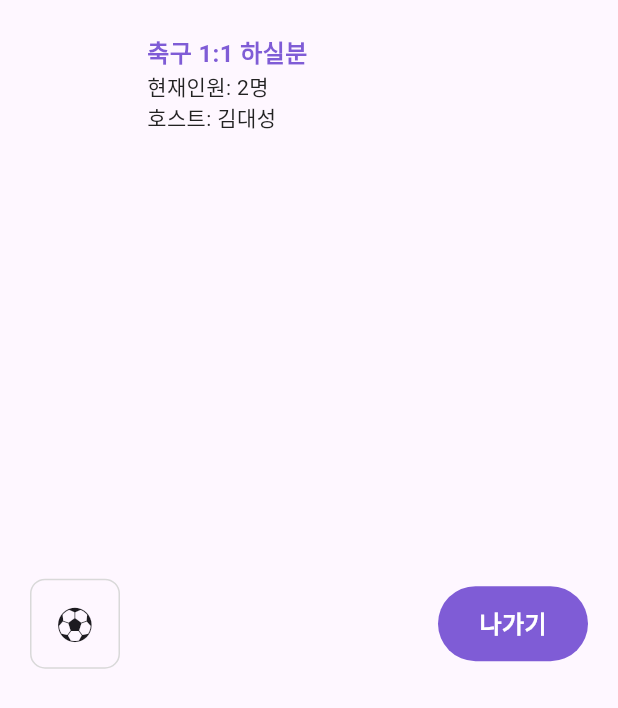
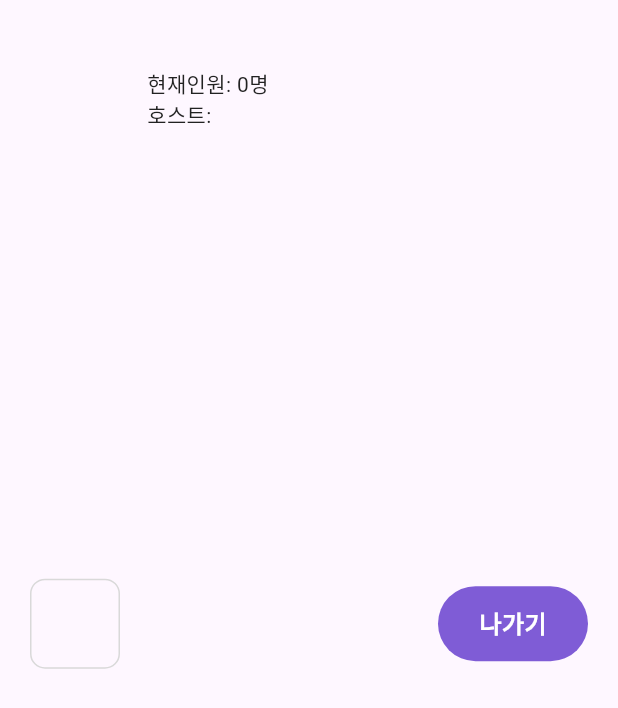
Before and after one commit to YongGwangLo/MatchUp, a Flutter app: the ChatPageInformation widget shown alone on an empty page, opened directly, on a phone screen of 412 x 824 dp. Shown: the top 708 px of the screen. Run offline on Flutter 3.47's test engine with Material 3 defaults, Android fonts, the phone set to English and light mode, and no system bars; our stand-ins replace cloud_firestore, dio, firebase_auth, firebase_core, flutter_dotenv, flutter_riverpod and 2 more; missing offline and left inert: flutter_naver_map; accounts and stored records are empty; Roboto replaces fonts that are missing (Pretendard).

Commit message:
feat: chat_page_information 파이어베이스 연동

```diff
--- a/lib/ui/chat/chat_page_view_model.dart
+++ b/lib/ui/chat/chat_page_view_model.dart
@@ -27,8 +27,8 @@ final currentUserProvider = FutureProvider<Map<String, String>>((ref) async {
   final userData = userDoc.data()!;
   return {
     'userId': currentUser.uid,
-    'userImg': userData['profile_image'] ?? '', // Firestore에 저장된 필드명에 맞게 수정하세요
-    'userName': userData['name'] ?? '', // Firestore에 저장된 필드명에 맞게 수정하세요
+    'userImg': userData['image'] ?? '',
+    'userName': userData['name'] ?? '',
   };
 });
 
@@ -45,6 +45,43 @@ final chatRoomAddressProvider = FutureProvider<String>((ref) async {
 
   final data = chatRoomDoc.data()!;
   return data['address'] as String? ?? '주소 없음';
+});
+
+final chatRoomInfoProvider = FutureProvider<Map<String, dynamic>>((ref) async {
+  final firestore = FirebaseFirestore.instance;
+  final chatRoomId = 'JGQel7KnD8aAYom4Zqbn';
+
+  final chatRoomDoc =
+      await firestore.collection('chat_rooms').doc(chatRoomId).get();
+
+  if (!chatRoomDoc.exists) {
+    throw Exception('채팅방을 찾을 수 없습니다.');
+  }
+
+  final data = chatRoomDoc.data()!;
+  return {
+    'category': data['category'] as String? ?? '',
+    'title': data['title'] as String? ?? '',
+    'created_user_name': data['created_user_name'] as String? ?? '',
+  };
+});
+
+final chatRoomUsersProvider = FutureProvider<int>((ref) async {
+  final firestore = FirebaseFirestore.instance;
+  final chatRoomId = 'JGQel7KnD8aAYom4Zqbn';
+
+  final chatRoomDoc =
+      await firestore.collection('chat_rooms').doc(chatRoomId).get();
+
+  if (!chatRoomDoc.exists) {
+    throw Exception('채팅방을 찾을 수 없습니다.');
+  }
+
+  final data = chatRoomDoc.data()!;
+  final List<dynamic> joinedUsers = data['joined_users'] ?? [];
+
+  // 방장(created_user_name) + 참여자 수
+  return 1 + joinedUsers.length;
 });
 
 class ChatViewModel extends StateNotifier<List<Chat>> {
@@ -77,8 +114,8 @@ class ChatViewModel extends StateNotifier<List<Chat>> {
           print('Error listening to messages: $error');
         },
       );
-    } catch (e) {
-      print('Error in _listenToChats: $e');
+    } catch (error) {
+      print('Error in _listenToChats: $error');
     }
   }
 
--- a/lib/ui/chat/widgets/chat_page_information.dart
+++ b/lib/ui/chat/widgets/chat_page_information.dart
@@ -1,12 +1,26 @@
 import 'package:flutter/material.dart';
 import 'package:match_up/constant/categories.dart';
 import 'package:match_up/constant/colors.dart';
+import 'package:flutter_riverpod/flutter_riverpod.dart';
+import 'package:match_up/ui/chat/chat_page_view_model.dart';
 
-class ChatPageInformation extends StatelessWidget {
+class ChatPageInformation extends ConsumerWidget {
   const ChatPageInformation({super.key});
 
   @override
-  Widget build(BuildContext context) {
+  Widget build(BuildContext context, WidgetRef ref) {
+    final chatInfoAsync = ref.watch(chatRoomInfoProvider);
+    final userCountAsync = ref.watch(chatRoomUsersProvider);
+
+    final chatInfo = chatInfoAsync.value ??
+        {
+          'category': '',
+          'title': '',
+          'created_user_name': '',
+        };
+
+    final userCount = userCountAsync.value ?? 0;
+
     return Padding(
       padding: EdgeInsets.fromLTRB(20, 23, 20, 15.5),
       child: Row(
@@ -21,19 +35,20 @@ class ChatPageInformation extends StatelessWidget {
               ),
             ),
             child: Center(
-                child: Text(
-              Categories.footBall,
-              style: TextStyle(
-                fontSize: 24,
+              child: Text(
+                chatInfo['category'],
+                style: TextStyle(
+                  fontSize: 24,
+                ),
               ),
-            )),
+            ),
           ),
           SizedBox(width: 18),
           Column(
             crossAxisAlignment: CrossAxisAlignment.start,
             children: [
               Text(
-                '축구 1:1 하실분',
+                chatInfo['title'],
                 style: TextStyle(
                   color: AppColors.purple,
                   fontSize: 16,
@@ -41,11 +56,11 @@ class ChatPageInformation extends StatelessWidget {
                 ),
               ),
               Text(
-                '현재인원: 2명',
+                '현재인원: ${userCount}명',
                 style: TextStyle(fontSize: 14, color: AppColors.black),
               ),
               Text(
-                '호스트: 김대성',
+                '호스트: ${chatInfo['created_user_name']}',
                 style: TextStyle(fontSize: 14, color: AppColors.black),
               ),
             ],
```
